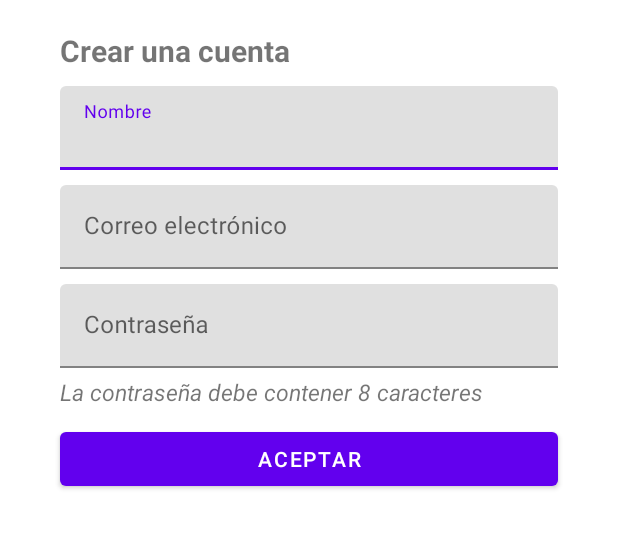
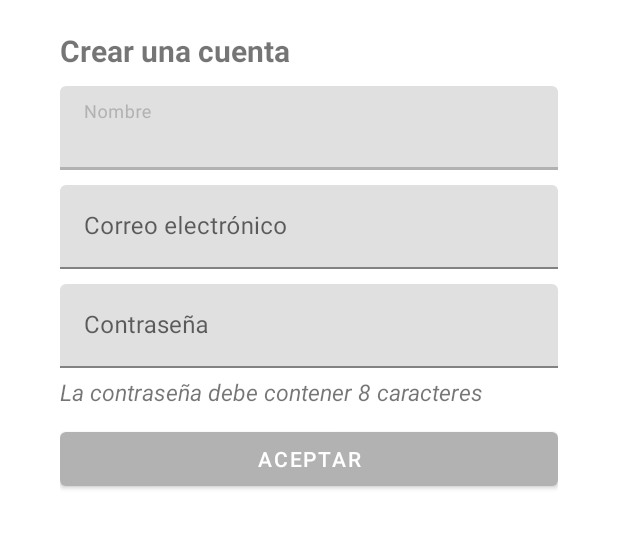
Before and after one commit to DagoPeralta94/ProjectBootcampGlobant, an Android app: the layout activity_register.xml on its own in the app's theme, with its tools: preview values and no code run, on a phone screen of 412 x 824 dp, the part 158-707 px from its top. Run offline under Robolectric (Android 15) with nearby library versions, the phone set to English and light mode, and no system bars.

Commit message:
Fix margin layout register

```diff
--- a/app/src/main/res/layout/activity_main.xml
+++ b/app/src/main/res/layout/activity_main.xml
@@ -13,7 +13,8 @@
         android:layout_height="150dp"
         android:layout_marginTop="70dp"
         android:layout_marginBottom="20dp"
-        android:src="@drawable/logo_imdb" />
+        android:src="@drawable/logo_imdb"
+        android:contentDescription="Logo IMDb" />
 
     <TextView
         android:layout_width="match_parent"
--- a/app/src/main/res/layout/activity_register.xml
+++ b/app/src/main/res/layout/activity_register.xml
@@ -4,6 +4,7 @@
     xmlns:tools="http://schemas.android.com/tools"
     android:layout_width="match_parent"
     android:layout_height="match_parent"
+    android:layout_marginHorizontal="40dp"
     android:orientation="vertical"
     tools:context=".Register">
 
@@ -11,15 +12,12 @@
         android:layout_width="130dp"
         android:layout_height="70dp"
         android:layout_marginTop="35dp"
-        android:layout_marginLeft="40dp"
         android:layout_marginBottom="20dp"
         android:src="@drawable/logo_imdb2"/>
 
     <TextView
         android:layout_width="match_parent"
         android:layout_height="wrap_content"
-        android:layout_marginRight="40dp"
-        android:layout_marginLeft="40dp"
         android:layout_marginBottom="10dp"
         android:text="Crear una cuenta"
         android:textStyle="bold"
@@ -29,8 +27,6 @@
     android:id="@+id/textInputLayoutName"
     android:layout_width="match_parent"
     android:layout_height="wrap_content"
-    android:layout_marginRight="40dp"
-    android:layout_marginLeft="40dp"
     android:hint="Nombre"
     android:layout_marginBottom="10dp">
 
@@ -44,8 +40,6 @@
         android:id="@+id/textInputLayoutEmail"
         android:layout_width="match_parent"
         android:layout_height="wrap_content"
-        android:layout_marginRight="40dp"
-        android:layout_marginLeft="40dp"
         android:layout_marginBottom="10dp">
 
         <com.google.android.material.textfield.TextInputEditText
@@ -59,8 +53,6 @@
         android:id="@+id/textInputLayoutPassword"
         android:layout_width="match_parent"
         android:layout_height="wrap_content"
-        android:layout_marginRight="40dp"
-        android:layout_marginLeft="40dp"
         android:layout_marginBottom="5dp">
 
         <com.google.android.material.textfield.TextInputEditText
@@ -73,8 +65,6 @@
     <TextView
         android:layout_width="match_parent"
         android:layout_height="wrap_content"
-        android:layout_marginRight="40dp"
-        android:layout_marginLeft="40dp"
         android:layout_marginBottom="10dp"
         android:text="La contraseña debe contener 8 caracteres"
         android:textStyle="italic"
@@ -83,7 +73,5 @@
     <Button
         android:layout_width="match_parent"
         android:layout_height="wrap_content"
-        android:layout_marginRight="40dp"
-        android:layout_marginLeft="40dp"
         android:text="Aceptar"/>
 </LinearLayout>
--- a/app/src/main/res/values/colors.xml
+++ b/app/src/main/res/values/colors.xml
@@ -8,5 +8,6 @@
     <color name="black">#FF000000</color>
     <color name="white">#FFFFFFFF</color>
     <color name="orange_imdb">#EFC844</color>
-    <color name="gray_imdb">#B8B8B8</color>
+    <color name="gray_imdb">#D3D2D2</color>
+    <color name="gray_imdb2">#B3B2B2</color>
 </resources>
--- a/app/src/main/res/values/themes.xml
+++ b/app/src/main/res/values/themes.xml
@@ -2,8 +2,8 @@
     <!-- Base application theme. -->
     <style name="Theme.IMDb" parent="Theme.MaterialComponents.DayNight.DarkActionBar">
         <!-- Primary brand color. -->
-        <item name="colorPrimary">@color/purple_500</item>
-        <item name="colorPrimaryVariant">@color/purple_700</item>
+        <item name="colorPrimary">@color/gray_imdb2</item>
+        <item name="colorPrimaryVariant">@color/gray_imdb</item>
         <item name="colorOnPrimary">@color/white</item>
         <!-- Secondary brand color. -->
         <item name="colorSecondary">@color/teal_200</item>
```
